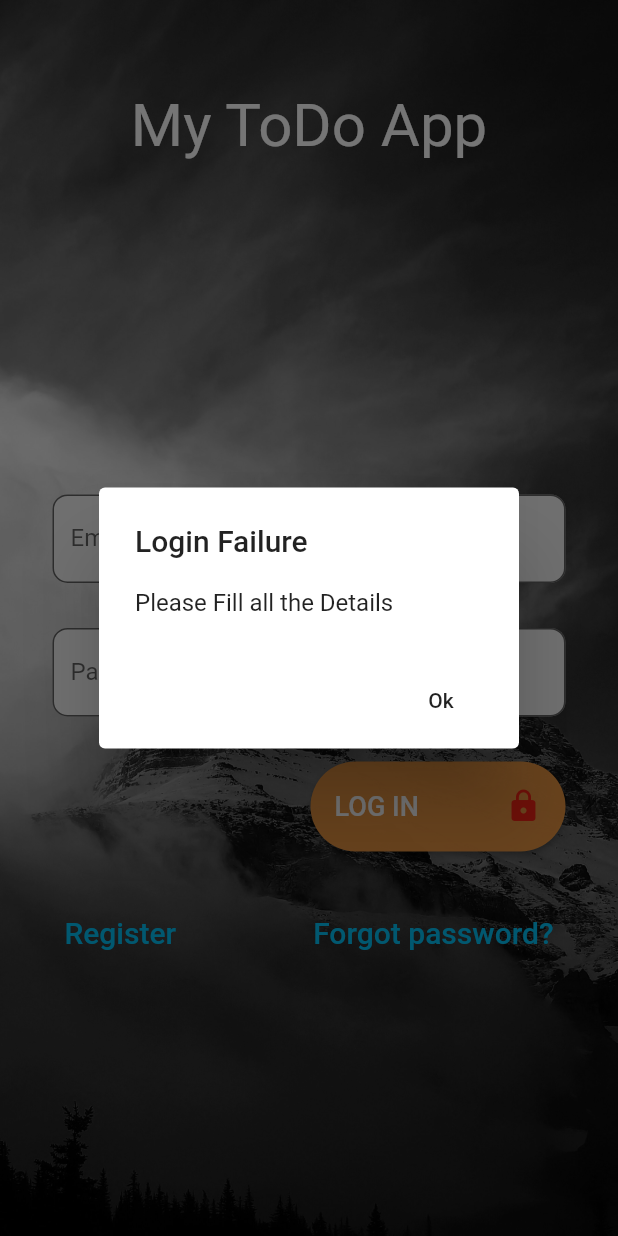
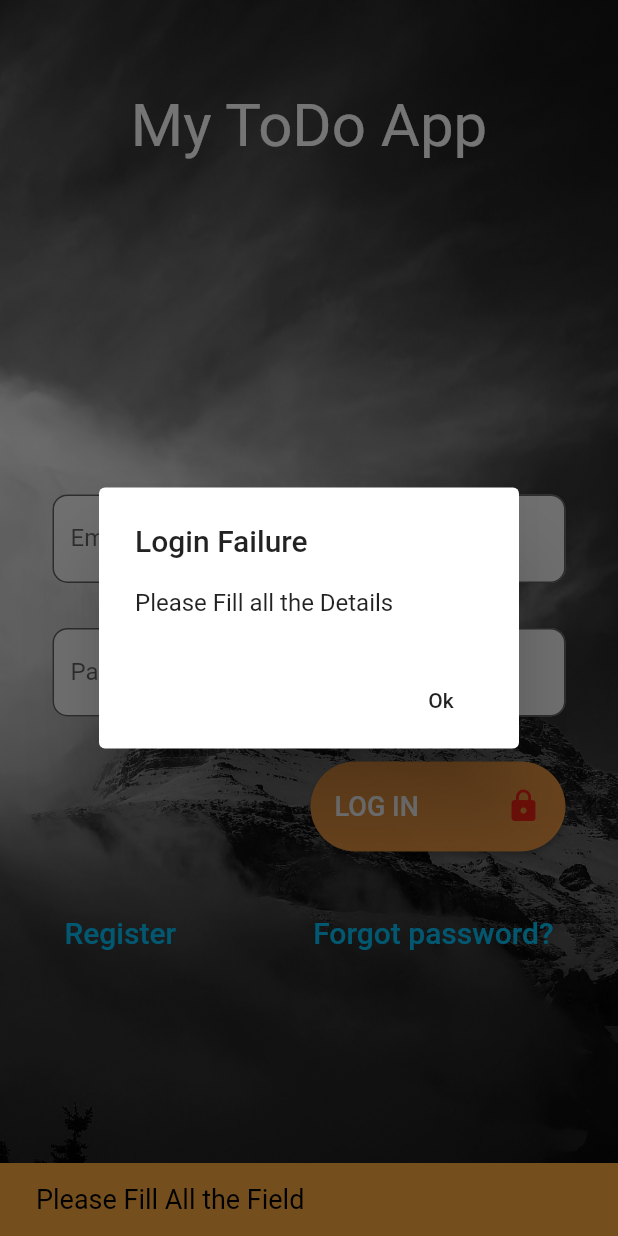
Before and after one commit to arundasgithub/flutter_poc, a Flutter app: the myLogin screen opened by its route, after a tap on "LOG IN", on a phone screen of 412 x 824 dp. Run offline on Flutter 3.47's test engine with Material 2 defaults, Android fonts, the phone set to English and light mode, and no system bars; our stand-ins replace cloud_firestore, firebase_auth, firebase_core; accounts and stored records are empty.

Commit message:
Firebase Error Fixed
Login and Register Error Fixed,
Dashboard User Name included

```diff
--- a/lib/login/login.dart
+++ b/lib/login/login.dart
@@ -22,11 +22,20 @@ class _myLoginState extends State<myLogin> {
 
   void Loginfunction() async {
     String myemail = emailController.text.trim();
-    String mypassword = emailController.text.trim();
+    String mypassword = passwordController.text.trim();
 
     if (myemail == "" ||
         myemail == null && mypassword == "" ||
         mypassword == null) {
+      ScaffoldMessenger.of(context).showSnackBar(
+        SnackBar(
+          backgroundColor: Colors.orangeAccent,
+          content: Text(
+            "Please Fill All the Field",
+            style: TextStyle(fontSize: 18.0, color: Colors.black),
+          ),
+        ),
+      );
       log("Please Fill All the Field");
       //This is for Alert box
       showDialog(
@@ -51,35 +60,25 @@ class _myLoginState extends State<myLogin> {
             .signInWithEmailAndPassword(email: myemail, password: mypassword);
         if (userCredential.user != null) {
           print('Log in sucess');
-          showDialog(
-              context: context,
-              builder: (BuildContext context) {
-                return AlertDialog(
-                  title: Text("Login Sucess"),
-                  // content: Text("Please Fill all the Details"),
-                  actions: <Widget>[
-                    FlatButton(
-                      child: Text("Ok"),
-                      onPressed: () {
-                        Navigator.popUntil(context, (route) => route.isFirst);
-                        Navigator.pushReplacement(
-                            context,
-                            CupertinoPageRoute(
-                                builder: ((context) => MyHome())));
-                      },
-                    )
-                  ],
-                );
-              });
+          ScaffoldMessenger.of(context).showSnackBar(
+            SnackBar(
+              backgroundColor: Colors.orangeAccent,
+              content: Text(
+                "Login Sucess",
+                style: TextStyle(fontSize: 18.0, color: Colors.black),
+              ),
+            ),
+          );
+          fastLogin();
         }
       } on FirebaseAuthException catch (e) {
-        if (e.code == 'user-not-found') {
+        if (e.code != "") {
           showDialog(
               context: context,
               builder: (BuildContext context) {
                 return AlertDialog(
                   title: Text("Login Failure"),
-                  content: Text("Please Give Your Correct User Details"),
+                  content: Text(e.code),
                   actions: <Widget>[
                     FlatButton(
                       child: Text("Ok"),
@@ -96,6 +95,27 @@ class _myLoginState extends State<myLogin> {
         }
       }
     }
+  }
+
+  void fastLogin() {
+    showDialog(
+        context: context,
+        builder: (BuildContext context) {
+          return AlertDialog(
+            title: Text("Login Sucess"),
+            // content: Text("Please Fill all the Details"),
+            actions: <Widget>[
+              FlatButton(
+                child: Text("Ok"),
+                onPressed: () {
+                  Navigator.popUntil(context, (route) => route.isFirst);
+                  Navigator.pushReplacement(context,
+                      CupertinoPageRoute(builder: ((context) => MyHome())));
+                },
+              )
+            ],
+          );
+        });
   }
 
   @override
--- a/lib/login/resetpass.dart
+++ b/lib/login/resetpass.dart
@@ -73,10 +73,10 @@ class _resetPasswordState extends State<resetPassword> {
                 children: [
                   Container(
                     padding: EdgeInsets.only(
-                      top: 60.0,
+                      top: 70.0,
                     ),
                     child: Text(
-                      'RESET \n NOW',
+                      'Reset Password',
                       textAlign: TextAlign.center,
                       style: TextStyle(
                         color: Colors.white,
```
Also changed, not shown: lib/dashboard/side_menu.dart (+32 -13 lines), lib/login/register.dart (+50 -11 lines).
